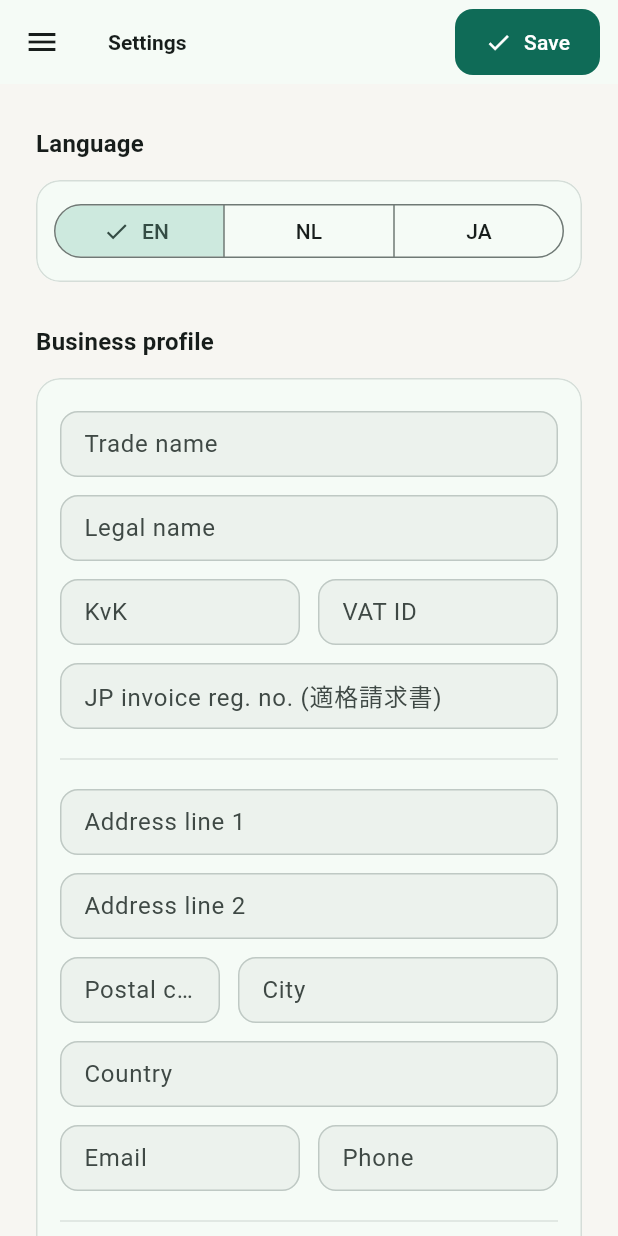
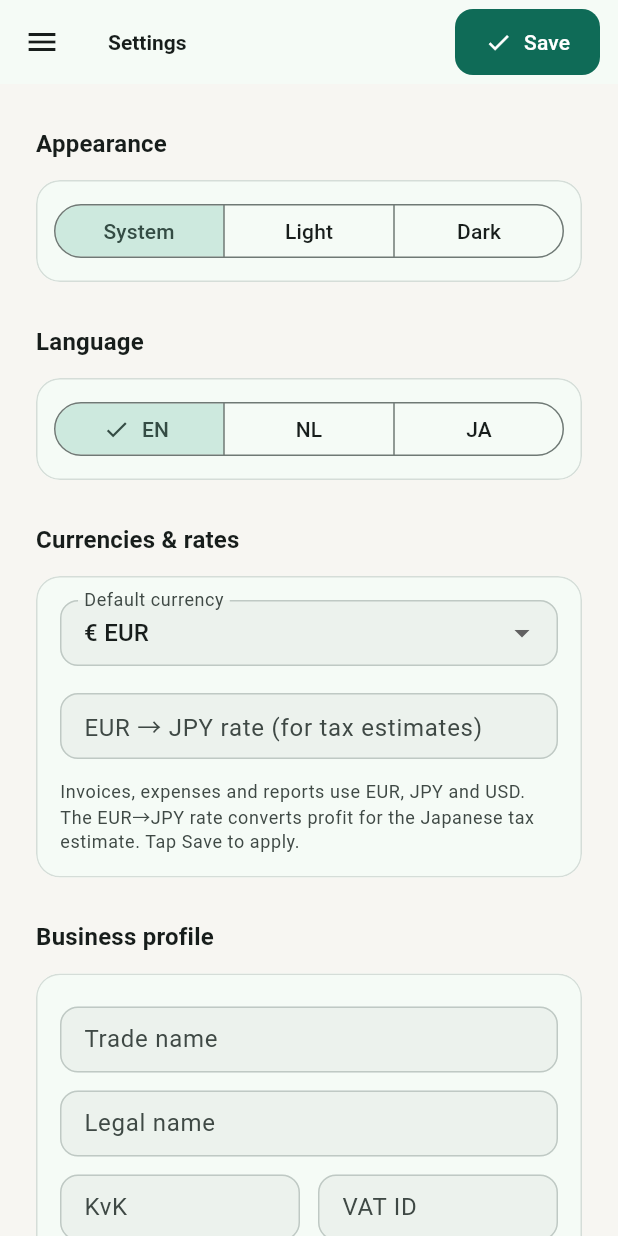
Before and after one commit to Faultless/sole_ledger, a Flutter app: the SettingsScreen screen opened by its route, on a phone screen of 412 x 824 dp. Run offline on Flutter 3.47's test engine with Material 3 defaults, Android fonts, the phone set to English and light mode, and no system bars; our stand-ins replace drift, drift_flutter, flutter_riverpod, go_router, image_picker, pdf and 2 more; missing offline and left inert: file_saver, file_selector, google_mlkit_text_recognition; accounts and stored records are empty; generated files the repository leaves out were written again; statements that could not run were skipped.

Commit message:
feat(settings): theme switching, currencies section, backup/reset data (schema v6)

```diff
--- a/lib/app.dart
+++ b/lib/app.dart
@@ -17,7 +17,7 @@ class SoleLedgerApp extends ConsumerWidget {
       debugShowCheckedModeBanner: false,
       theme: AppTheme.light(),
       darkTheme: AppTheme.dark(),
-      themeMode: ThemeMode.system,
+      themeMode: ref.watch(themeModeProvider),
       locale: Locale(language.code),
       localizationsDelegates: L10n.localizationsDelegates,
       supportedLocales: L10n.supportedLocales,
--- a/lib/data/db/db_location.dart
+++ b/lib/data/db/db_location.dart
@@ -1,6 +1,8 @@
 // Resolves where the native database file lives. Isolated behind a conditional
 // import because computing a home-directory path needs dart:io, which must not
 // be imported into database.dart (that file is also compiled for the web).
+import 'dart:typed_data';
+
 import 'db_location_stub.dart' if (dart.library.io) 'db_location_io.dart' as impl;
 
 /// A `databasePath` callback for drift_flutter's [DriftNativeOptions], or null
@@ -25,3 +27,7 @@ bool get canEnableExternalSync => impl.canEnableExternalSync;
 /// shared `/sdcard/SoleLedger` folder so Syncthing can reach it. Returns true if
 /// granted; the app must then be restarted. No-op (false) elsewhere.
 Future<bool> enableExternalSync() => impl.enableExternalSync();
+
+/// The current database file's bytes, for a backup/export. Null on web (no file)
+/// or if the file isn't found.
+Future<Uint8List?> readDatabaseBytes() => impl.readDatabaseBytes();
--- a/lib/data/db/db_location_stub.dart
+++ b/lib/data/db/db_location_stub.dart
@@ -1,3 +1,5 @@
+import 'dart:typed_data';
+
 // Web fallback: no filesystem, so no fixed path — the web build uses OPFS.
 Future<String> Function()? fixedDatabasePath() => null;
 
@@ -6,3 +8,5 @@ Future<String?> currentDatabasePath() async => null;
 bool get canEnableExternalSync => false;
 
 Future<bool> enableExternalSync() async => false;
+
+Future<Uint8List?> readDatabaseBytes() async => null;
--- a/lib/data/providers.dart
+++ b/lib/data/providers.dart
@@ -1,3 +1,4 @@
+import 'package:flutter/material.dart' show ThemeMode;
 import 'package:flutter_riverpod/flutter_riverpod.dart';
 
 import '../core/format/formatters.dart';
@@ -32,6 +33,16 @@ final appLanguageProvider = Provider<AppLanguage>((ref) {
 final formattersProvider = Provider<Formatters>(
   (ref) => Formatters(ref.watch(appLanguageProvider).code),
 );
+
+/// The app theme mode, derived from the saved business profile.
+final themeModeProvider = Provider<ThemeMode>((ref) {
+  final mode = ref.watch(businessProfileProvider).value?.themeMode ?? 'system';
+  return switch (mode) {
+    'light' => ThemeMode.light,
+    'dark' => ThemeMode.dark,
+    _ => ThemeMode.system,
+  };
+});
 
 final clientsProvider = StreamProvider<List<Client>>(
   (ref) => ref.watch(repositoryProvider).watchClients(),
--- a/lib/features/settings/settings_screen.dart
+++ b/lib/features/settings/settings_screen.dart
@@ -1,4 +1,5 @@
 import 'package:drift/drift.dart' show Value;
+import 'package:file_saver/file_saver.dart';
 import 'package:flutter/material.dart';
 import 'package:flutter/services.dart';
 import 'package:flutter_riverpod/flutter_riverpod.dart';
@@ -101,6 +102,121 @@ class _SettingsScreenState extends ConsumerState<SettingsScreen> {
         );
   }
 
+  Future<void> _setTheme(String mode) async {
+    await ref.read(repositoryProvider).saveBusinessProfile(
+          BusinessProfilesCompanion(themeMode: Value(mode)),
+        );
+  }
+
+  void _snack(String message) {
+    if (!mounted) return;
+    ScaffoldMessenger.of(context)
+        .showSnackBar(SnackBar(content: Text(message)));
+  }
+
+  Future<void> _exportBackup() async {
+    try {
+      // Flush the WAL into the main file so the backup is consistent.
+      await ref
+          .read(databaseProvider)
+          .customStatement('PRAGMA wal_checkpoint(TRUNCATE)');
+      final bytes = await readDatabaseBytes();
+      if (bytes == null) {
+        _snack(
+            'Backup isn\'t available here (web keeps data inside the browser). '
+            'Use the desktop app to export.');
+        return;
+      }
+      final now = DateTime.now();
+      final stamp =
+          '${now.year}${_two(now.month)}${_two(now.day)}';
+      await FileSaver.instance.saveFile(
+        name: 'sole_ledger-backup-$stamp',
+        bytes: bytes,
+        fileExtension: 'sqlite',
+        mimeType: MimeType.other,
+      );
+      _snack('Backup saved.');
+    } catch (e) {
+      _snack('Export failed: $e');
+    }
+  }
+
+  String _two(int v) => v < 10 ? '0$v' : '$v';
+
+  Future<void> _confirmReset() async {
+    final ok = await showDialog<bool>(
+          context: context,
+          builder: (ctx) => AlertDialog(
+            title: const Text('Reset all data?'),
+            content: const Text(
+              'This permanently deletes every client, project, time entry, '
+              'invoice, expense and asset on this device. It cannot be undone, '
+              'and if sync is enabled the deletion will propagate to your other '
+              'devices. Export a backup first if unsure.',
+            ),
+            actions: [
+              TextButton(
+                onPressed: () => Navigator.of(ctx).pop(false),
+                child: const Text('Cancel'),
+              ),
+              FilledButton(
+                style: FilledButton.styleFrom(
+                    backgroundColor: Theme.of(ctx).colorScheme.error),
+                onPressed: () => Navigator.of(ctx).pop(true),
+                child: const Text('Delete everything'),
+              ),
+            ],
+          ),
+        ) ??
+        false;
+    if (!ok) return;
+    final repo = ref.read(repositoryProvider);
+    await repo.deleteAllData();
+    await repo.ensureBusinessProfile(); // seed a fresh default profile
+    if (mounted) {
+      setState(() => _seeded = false); // re-seed the form from the new profile
+      _snack('All data cleared.');
+    }
+  }
+
+  Widget _manageDataCard(BuildContext context) {
+    final scheme = Theme.of(context).colorScheme;
+    return Card(
+      child: Padding(
+        padding: const EdgeInsets.all(16),
+        child: Column(
+          crossAxisAlignment: CrossAxisAlignment.stretch,
+          children: [
+            OutlinedButton.icon(
+              onPressed: _exportBackup,
+              icon: const Icon(Icons.download_outlined, size: 18),
+              label: const Text('Export backup (.sqlite)'),
+            ),
+            const SizedBox(height: 6),
+            Text(
+              'Saves a copy of the whole ledger as a single file you can archive '
+              'or move between devices.',
+              style: Theme.of(context).textTheme.bodySmall?.copyWith(
+                  color: scheme.onSurfaceVariant),
+            ),
+            const Divider(height: 28),
+            OutlinedButton.icon(
+              onPressed: _confirmReset,
+              icon: Icon(Icons.delete_forever_outlined,
+                  size: 18, color: scheme.error),
+              style: OutlinedButton.styleFrom(
+                foregroundColor: scheme.error,
+                side: BorderSide(color: scheme.error.withValues(alpha: 0.5)),
+              ),
+              label: const Text('Reset all data'),
+            ),
+          ],
+        ),
+      ),
+    );
+  }
+
   @override
   Widget build(BuildContext context) {
     final l10n = L10n.of(context);
@@ -127,6 +243,23 @@ class _SettingsScreenState extends ConsumerState<SettingsScreen> {
         child: ListView(
           padding: const EdgeInsets.all(20),
           children: [
+            SectionHeader(title: 'Appearance'),
+            Card(
+              child: Padding(
+                padding: const EdgeInsets.all(12),
+                child: SegmentedButton<String>(
+                  showSelectedIcon: false,
+                  segments: const [
+                    ButtonSegment(value: 'system', label: Text('System')),
+                    ButtonSegment(value: 'light', label: Text('Light')),
+                    ButtonSegment(value: 'dark', label: Text('Dark')),
+                  ],
+                  selected: {profile?.themeMode ?? 'system'},
+                  onSelectionChanged: (s) => _setTheme(s.first),
+                ),
+              ),
+            ),
+            const SizedBox(height: 16),
             SectionHeader(title: l10n.settingsLanguage),
             Card(
               child: Padding(
@@ -139,6 +272,41 @@ class _SettingsScreenState extends ConsumerState<SettingsScreen> {
                   ],
                   selected: {currentLang},
                   onSelectionChanged: (s) => _setLanguage(s.first),
+                ),
+              ),
+            ),
+            const SizedBox(height: 16),
+            SectionHeader(title: 'Currencies & rates'),
+            Card(
+              child: Padding(
+                padding: const EdgeInsets.all(16),
+                child: Column(
+                  crossAxisAlignment: CrossAxisAlignment.start,
+                  children: [
+                    DropdownButtonFormField<String>(
+                      initialValue: _currency,
+                      decoration:
+                          const InputDecoration(labelText: 'Default currency'),
+                      items: [
+                        for (final c in Currency.values)
+                          DropdownMenuItem(
+                              value: c.code,
+                              child: Text('${c.symbol} ${c.code}')),
+                      ],
+                      onChanged: (v) => setState(() => _currency = v ?? 'EUR'),
+                    ),
+                    const SizedBox(height: 12),
+                    _field('fxRate', 'EUR → JPY rate (for tax estimates)',
+                        number: true),
+                    const SizedBox(height: 8),
+                    Text(
+                      'Invoices, expenses and reports use EUR, JPY and USD. The '
+                      'EUR→JPY rate converts profit for the Japanese tax estimate. '
+                      'Tap Save to apply.',
+                      style: Theme.of(context).textTheme.bodySmall?.copyWith(
+                          color: Theme.of(context).colorScheme.onSurfaceVariant),
+                    ),
+                  ],
                 ),
               ),
             ),
@@ -183,26 +351,9 @@ class _SettingsScreenState extends ConsumerState<SettingsScreen> {
                       Expanded(child: _field('prefix', 'Invoice prefix')),
                       const SizedBox(width: 12),
                       Expanded(
-                        child: DropdownButtonFormField<String>(
-                          initialValue: _currency,
-                          decoration:
-                              const InputDecoration(labelText: 'Default currency'),
-                          items: [
-                            for (final c in Currency.values)
-                              DropdownMenuItem(
-                                  value: c.code, child: Text('${c.symbol} ${c.code}')),
-                          ],
-                          onChanged: (v) => setState(() => _currency = v ?? 'EUR'),
-                        ),
-                      ),
-                      const SizedBox(width: 12),
-                      Expanded(
                           child: _field('rate', 'Default hourly rate',
                               number: true)),
                     ]),
-                    const SizedBox(height: 4),
-                    _field('fxRate', 'EUR → JPY rate (for tax estimates)',
-                        number: true),
                   ],
                 ),
               ),
@@ -231,6 +382,9 @@ class _SettingsScreenState extends ConsumerState<SettingsScreen> {
             const SizedBox(height: 16),
             SectionHeader(title: 'Data & sync'),
             _dataSyncCard(context),
+            const SizedBox(height: 16),
+            SectionHeader(title: 'Manage data'),
+            _manageDataCard(context),
           ],
         ),
       ),
```
Also changed, not shown: lib/data/db/database.dart (+11 -1 lines), lib/data/db/db_location_io.dart (+19 -0 lines), lib/data/repositories/app_repository.dart (+15 -0 lines), lib/data/db/database.g.dart.
